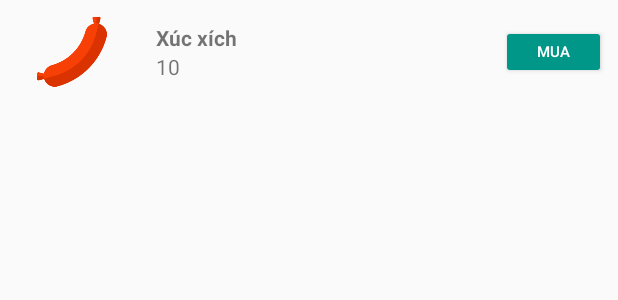
After one commit to quyngao/CricketAdventure, an Android app: the layout item_shop_viewholder.xml on its own in the app's theme, with its tools: preview values and no code run, on a phone screen of 412 x 824 dp. The commit adds this screen. Shown: the top 300 px of the screen. Run offline under Robolectric (Android 15) with nearby library versions, the phone set to English and light mode, and no system bars; network calls fail.

Commit message:
add shop fragment

```diff
--- a/app/build.gradle
+++ b/app/build.gradle
@@ -35,6 +35,7 @@ dependencies {
     implementation "com.android.support:design:$SUPPORT_VERSION"
 
     implementation "com.jakewharton:butterknife:$BUTTERKNIFE_VERSION"
+    implementation 'com.android.support:support-v4:26.1.0'
     annotationProcessor "com.jakewharton:butterknife-compiler:$BUTTERKNIFE_VERSION"
 
     implementation "com.squareup.retrofit2:retrofit:$RETROFIT_VERSION"
--- /dev/null
+++ b/app/src/main/res/layout/item_shop_viewholder.xml
@@ -0,0 +1,40 @@
+<?xml version="1.0" encoding="utf-8"?>
+<RelativeLayout
+    xmlns:android="http://schemas.android.com/apk/res/android"
+    android:padding="8dp"
+    android:layout_width="match_parent"
+    android:layout_height="69dp">
+    <ImageView
+        android:id="@+id/icon"
+        android:layout_width="80dp"
+        android:layout_height="80dp"
+        android:src="@drawable/item_xucxich"/>
+    <LinearLayout
+        android:layout_marginLeft="16dp"
+        android:layout_centerVertical="true"
+        android:layout_toEndOf="@id/icon"
+        android:orientation="vertical"
+        android:layout_width="wrap_content"
+        android:layout_height="wrap_content">
+        <TextView
+            android:id="@+id/txtName"
+            android:textStyle="bold"
+            android:layout_width="wrap_content"
+            android:layout_height="wrap_content"
+            android:text="Xúc xích"/>
+        <TextView
+            android:id="@+id/txtPrice"
+            android:layout_width="wrap_content"
+            android:layout_height="wrap_content"
+            android:text="10"/>
+    </LinearLayout>
+    <Button
+        android:textSize="10sp"
+        android:id="@+id/btnBuy"
+        style="@style/Widget.AppCompat.Button.Colored"
+        android:layout_alignParentRight="true"
+        android:layout_centerVertical="true"
+        android:layout_width="70dp"
+        android:layout_height="36dp"
+        android:text="Mua"/>
+</RelativeLayout>
--- a/app/src/main/res/values/colors.xml
+++ b/app/src/main/res/values/colors.xml
@@ -1,9 +1,9 @@
 <?xml version="1.0" encoding="utf-8"?>
 <resources>
     <color name="colorPrimary">#009688</color>
-    <color name="colorPrimaryDark">#00796B</color>
+    <color name="colorPrimaryDark">#009688</color>
     <color name="colorPrimaryLight">#B2DFDB</color>
-    <color name="colorAccent">#FF5252</color>
+    <color name="colorAccent">#009688</color>
     <color name="primary_text">#212121</color>
     <color name="secondary_text">#757575</color>
     <color name="icons">#FFFFFF</color>
--- a/app/src/main/res/values/strings.xml
+++ b/app/src/main/res/values/strings.xml
@@ -23,4 +23,7 @@
     <string name="content_hasnt_banking">Đăng kí Internet Banking để nhận quà cho MeO nào</string>
     <string name="grass">🍀</string>
 
+    <!-- TODO: Remove or change this placeholder text -->
+    <string name="hello_blank_fragment">Hello blank fragment</string>
+
 </resources>
```
Also changed, not shown: app/src/main/AndroidManifest.xml (+5 -4 lines), app/src/main/java/com/vppank/cricketadventure/screen/meo/MeoFragment.java (+20 -0 lines), app/src/main/java/com/vppank/cricketadventure/screen/meo/dialog/ShopFragmentDialog.java (added, +138 -0 lines), app/src/main/java/com/vppank/cricketadventure/service/api/model/Item.java (added, +47 -0 lines), app/src/main/res/layout/fragment_meo.xml (+8 -3 lines), app/src/main/res/layout/fragment_shop_fragment_dialog.xml (added, +23 -0 lines), app/src/main/res/drawable/bus_ticket.png (added), app/src/main/res/drawable/fly_ticket.png (added), app/src/main/res/drawable/item_banhmi.png (added), app/src/main/res/drawable/item_ca.png (added), app/src/main/res/drawable/item_cui.png (added), app/src/main/res/drawable/item_den.png (added), app/src/main/res/drawable/item_leu.png (added), app/src/main/res/drawable/item_xucxich.png (added), 1 more files.
